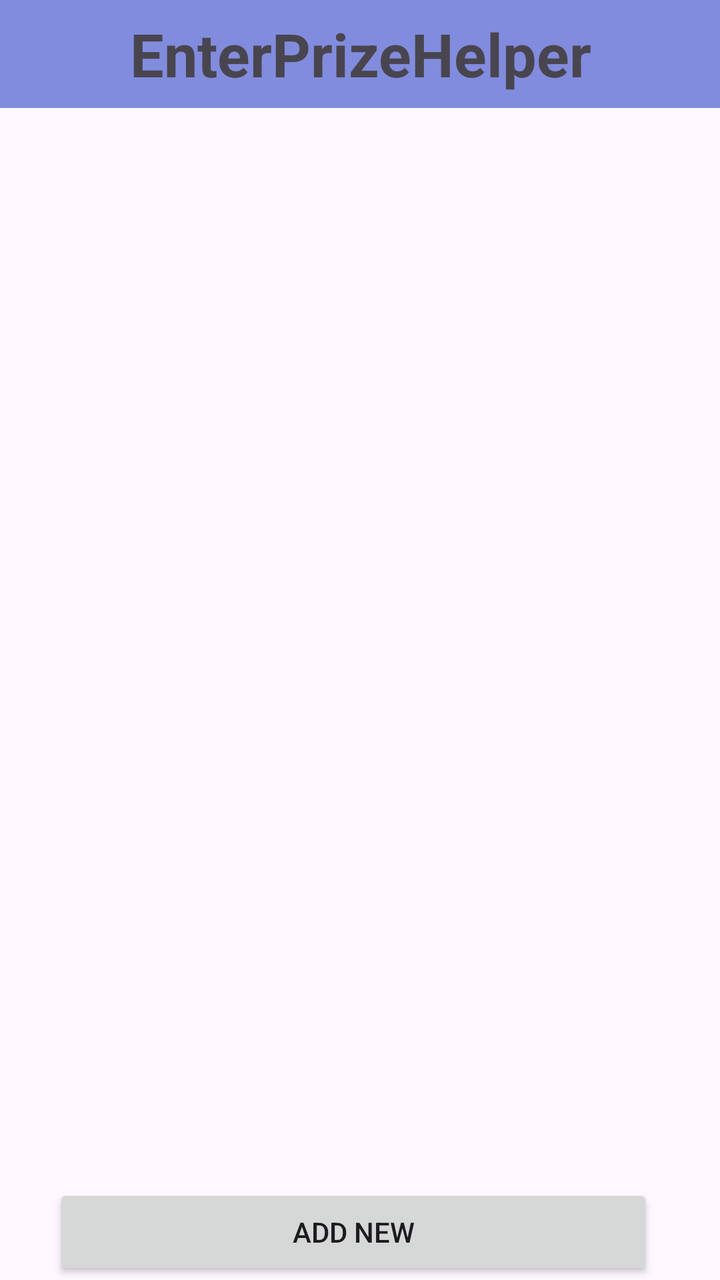
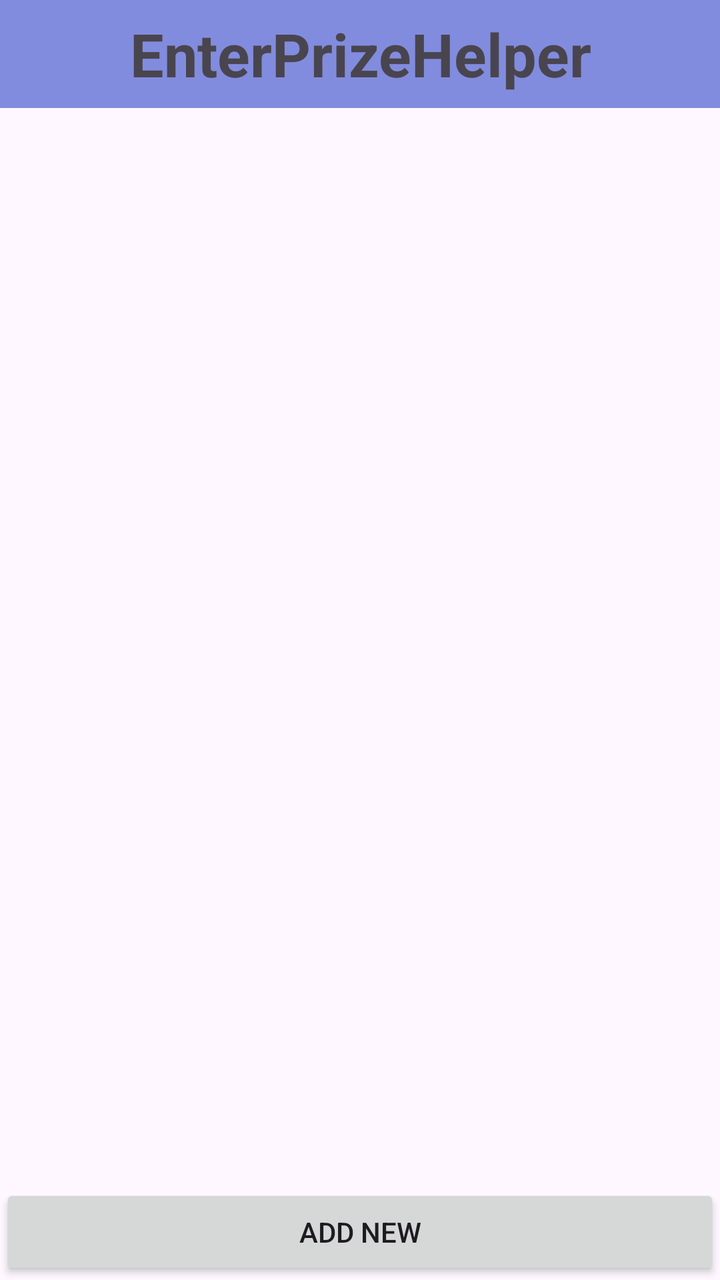

Screens rendered from an Android XML layout before and after an edit, with the pre-edit source and the edit as a unified diff.
<!-- AndroidManifest.xml: application theme Theme.Metro_Tailor -->
<!-- res/layout/activity_main.xml -->
<?xml version="1.0" encoding="utf-8"?>
<androidx.constraintlayout.widget.ConstraintLayout xmlns:android="http://schemas.android.com/apk/res/android"
    xmlns:app="http://schemas.android.com/apk/res-auto"
    xmlns:tools="http://schemas.android.com/tools"
    android:layout_width="match_parent"
    android:layout_height="match_parent"
    tools:context=".MainActivity">

    <TextView
        android:id="@+id/textView8"
        android:layout_width="414dp"
        android:layout_height="54dp"
        android:background="#828CDE"
        android:gravity="center"
        android:text="EnterPrizeHelper"
        android:textAlignment="center"
        android:textSize="30sp"
        android:textStyle="bold"
        app:layout_constraintEnd_toEndOf="parent"
        app:layout_constraintStart_toStartOf="parent"
        app:layout_constraintTop_toTopOf="parent"
        tools:ignore="HardcodedText,VisualLintBounds,TextSizeCheck" />

    <androidx.recyclerview.widget.RecyclerView
        android:id="@+id/recyclelist"
        android:layout_width="match_parent"
        android:layout_height="wrap_content"
        android:layout_margin="10dp"
        app:layout_constraintBottom_toBottomOf="parent"
        app:layout_constraintHorizontal_bias="1.0"
        app:layout_constraintLeft_toLeftOf="parent"
        app:layout_constraintRight_toRightOf="parent"
        app:layout_constraintTop_toBottomOf="@id/textView8"
        app:layout_constraintVertical_bias="0.035"
        tools:ignore="MissingConstraints" />

    <LinearLayout
        android:layout_width="wrap_content"
        android:layout_height="wrap_content"
        android:orientation="horizontal"
        android:id="@+id/ll"
        app:layout_constraintBottom_toBottomOf="parent"
        app:layout_constraintEnd_toEndOf="parent"
        app:layout_constraintHorizontal_bias="0.444"
        app:layout_constraintStart_toStartOf="parent"
        android:gravity="center"
        android:background="@android:color/transparent"
        app:layout_constraintVertical_bias="1.0">

        <Button
            android:id="@+id/button"
            android:layout_width="300dp"
            android:layout_height="wrap_content"
            android:layout_weight="1"
            android:gravity="center"
            android:text="Add New"
            tools:ignore="ButtonStyle,HardcodedText" />

    </LinearLayout>

</androidx.constraintlayout.widget.ConstraintLayout>
<!-- resources referenced by this layout -->
<resources>
  <style name="Theme.Metro_Tailor" parent="Base.Theme.Metro_Tailor" />
  <style name="Base.Theme.Metro_Tailor" parent="Theme.Material3.DayNight.NoActionBar">
          
          
      </style>
</resources>

<!-- the commit's change to res/layout/activity_main.xml (unified diff, before → after) -->
@@ -23,15 +23,16 @@
 
     <androidx.recyclerview.widget.RecyclerView
         android:id="@+id/recyclelist"
-        android:layout_width="match_parent"
-        android:layout_height="wrap_content"
+        android:layout_width="390dp"
+        android:layout_height="628dp"
         android:layout_margin="10dp"
-        app:layout_constraintBottom_toBottomOf="parent"
+        app:layout_constraintBottom_toTopOf="@+id/ll"
         app:layout_constraintHorizontal_bias="1.0"
         app:layout_constraintLeft_toLeftOf="parent"
         app:layout_constraintRight_toRightOf="parent"
         app:layout_constraintTop_toBottomOf="@id/textView8"
-        app:layout_constraintVertical_bias="0.035"
+        app:layout_constraintVertical_bias="0.0"
+
         tools:ignore="MissingConstraints" />
 
     <LinearLayout
@@ -49,7 +50,7 @@
 
         <Button
             android:id="@+id/button"
-            android:layout_width="300dp"
+            android:layout_width="404dp"
             android:layout_height="wrap_content"
             android:layout_weight="1"
             android:gravity="center"
